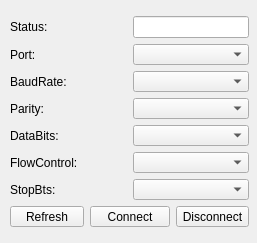
This is serialportbrowser.ui in Spuu/QRfpClient as Qt 5 draws it before an edit. The edited form follows.
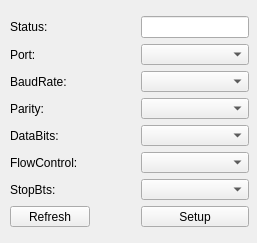
This is the edited form.

What changed in the file:
```diff
--- a/serialportbrowser.ui
+++ b/serialportbrowser.ui
@@ -25,7 +25,7 @@
   <property name="windowTitle">
    <string>Form</string>
   </property>
-  <widget class="QWidget" name="">
+  <widget class="QWidget" name="layoutWidget">
    <property name="geometry">
     <rect>
      <x>10</x>
@@ -122,17 +122,10 @@
       </property>
      </widget>
     </item>
-    <item row="7" column="1" colspan="2">
-     <widget class="QPushButton" name="connectButton">
+    <item row="7" column="2" colspan="2">
+     <widget class="QPushButton" name="setupButton">
       <property name="text">
-       <string>Connect</string>
-      </property>
-     </widget>
-    </item>
-    <item row="7" column="3">
-     <widget class="QPushButton" name="disconnectButton">
-      <property name="text">
-       <string>Disconnect</string>
+       <string>Setup</string>
       </property>
      </widget>
     </item>
```
Left out of the diff: 32 changed lines with no effect on the pictures.
